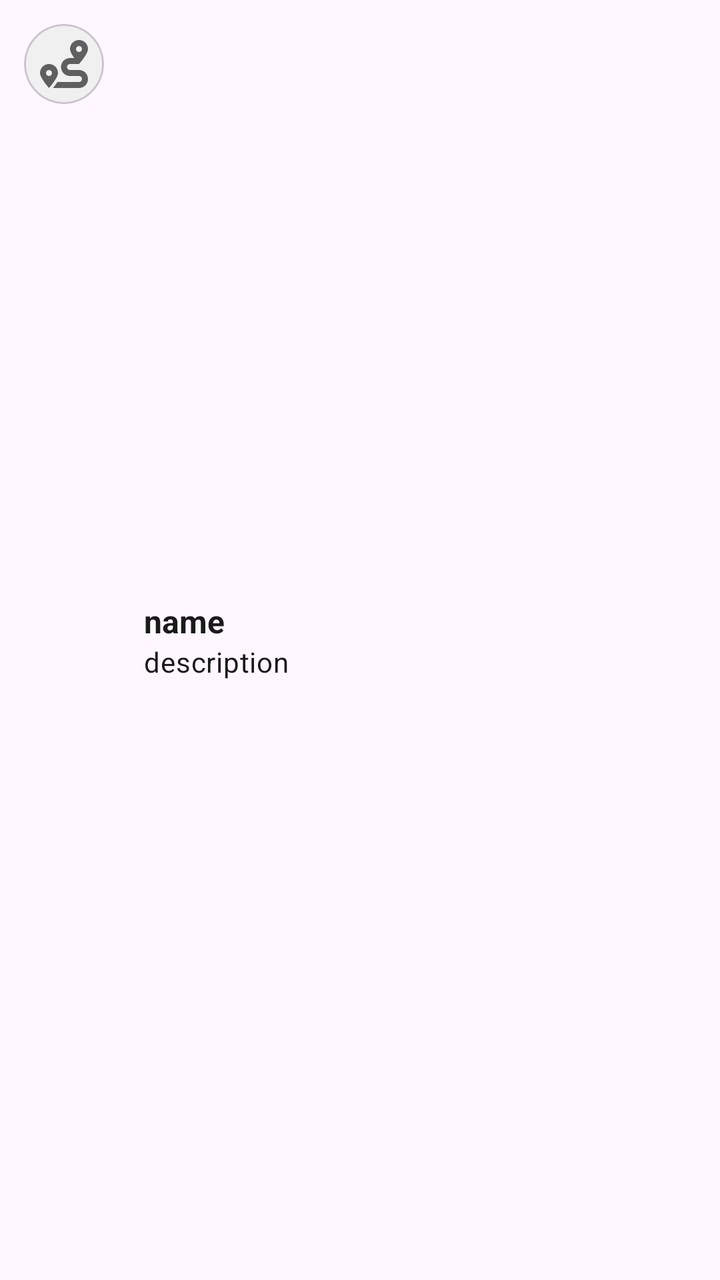
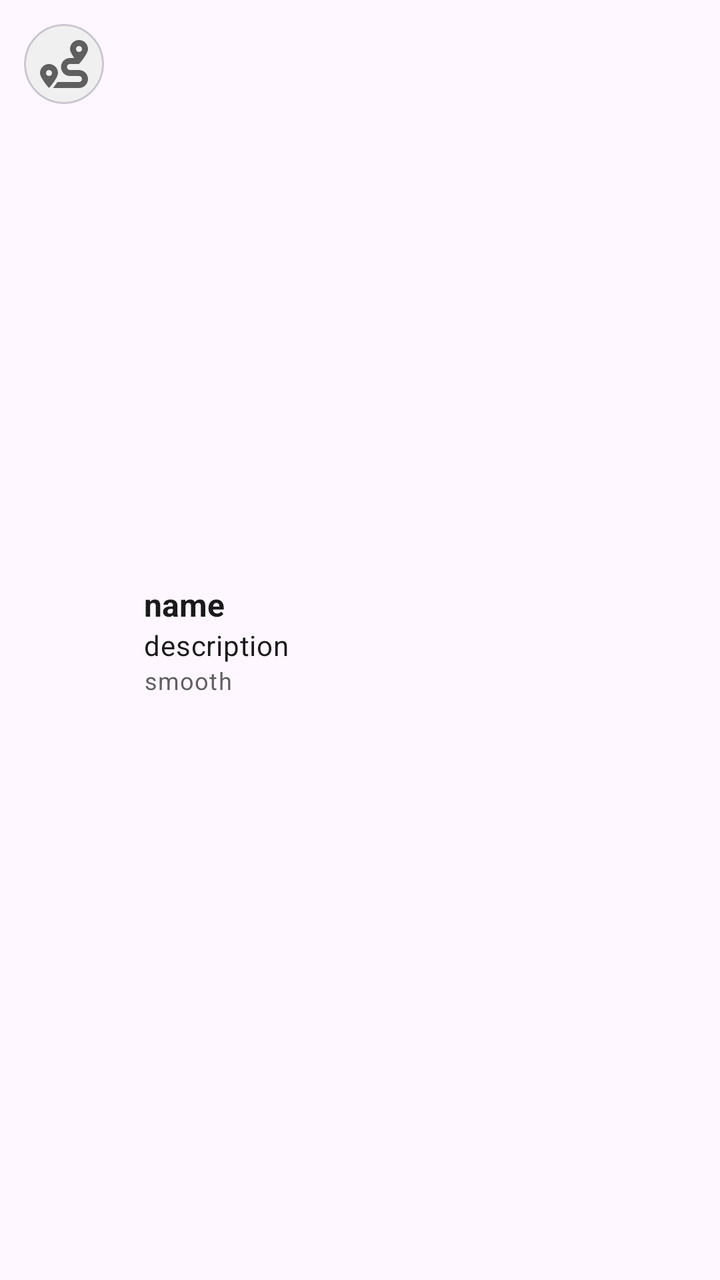

Screens rendered from an Android XML layout before and after an edit, with the pre-edit source and the edit as a unified diff.
<!-- AndroidManifest.xml: application theme AppTheme -->
<!-- res/layout/layout_route_item.xml -->
<?xml version="1.0" encoding="utf-8"?>
<LinearLayout xmlns:android="http://schemas.android.com/apk/res/android"
    xmlns:app="http://schemas.android.com/apk/res-auto"
    android:layout_width="match_parent"
    android:layout_height="wrap_content"
    android:orientation="horizontal">

    <com.google.android.material.card.MaterialCardView
        android:id="@+id/appn_icon_card"
        android:layout_width="wrap_content"
        android:layout_height="wrap_content"
        android:layout_margin="12dp"
        app:cardBackgroundColor="?attr/colorSurfaceVariant"
        app:cardCornerRadius="24dp"
        app:contentPadding="8dp">

        <androidx.appcompat.widget.AppCompatImageView
            android:id="@+id/app_icon"
            android:layout_width="wrap_content"
            android:layout_height="wrap_content"
            android:src="@drawable/baseline_route_24"
            app:tint="?attr/colorOnSurfaceVariant"
            app:tintMode="src_in" />

    </com.google.android.material.card.MaterialCardView>

    <LinearLayout
        android:padding="8dp"
        android:layout_marginTop="12dp"
        android:layout_marginBottom="12dp"
        android:layout_width="match_parent"
        android:layout_height="wrap_content"
        android:orientation="vertical"
        android:layout_gravity="center_vertical">

        <com.google.android.material.textview.MaterialTextView
            android:id="@+id/name"
            android:layout_width="wrap_content"
            android:layout_height="wrap_content"
            android:gravity="center"
            android:text="name"
            android:textAppearance="@style/TextAppearance.AppCompat.Subhead"
            android:textColor="?attr/colorOnSurface"
            android:textStyle="bold"
            app:emojiCompatEnabled="true" />

        <TextView
            android:id="@+id/desc"
            android:layout_width="match_parent"
            android:layout_height="wrap_content"
            android:text="description"
            android:textAppearance="@style/TextAppearance.Material3.BodyMedium"
            android:textColor="?attr/colorOnSurface"
            android:maxLines="1"
            android:ellipsize="end"/>
    </LinearLayout>

</LinearLayout>
<!-- resources referenced by this layout -->
<resources>
  <!-- drawable baseline_route_24 (drawable) -->
  <vector xmlns:android="http://schemas.android.com/apk/res/android"
      android:width="24dp"
      android:height="24dp"
      android:viewportWidth="1024"
      android:viewportHeight="1024">
    <path
        android:pathData="M832,640h-192c-35.2,0 -64,-28.8 -64,-64s28.8,-64 64,-64h192s192,-214 192,-320 -86,-192 -192,-192 -192,86 -192,192c0,51 44.4,126.8 90.6,192L640,384c-105.8,0 -192,86.2 -192,192s86.2,192 192,192h192c35.2,0 64,28.8 64,64s-28.8,64 -64,64L371,896c-32,49.6 -67.6,95.4 -94.6,128L832,1024c105.8,0 192,-86.2 192,-192s-86.2,-192 -192,-192zM832,128c35.4,0 64,28.6 64,64s-28.6,64 -64,64 -64,-28.6 -64,-64 28.6,-64 64,-64zM192,512c-106,0 -192,86 -192,192s192,320 192,320 192,-214 192,-320 -86,-192 -192,-192zM192,768c-35.4,0 -64,-28.6 -64,-64s28.6,-64 64,-64 64,28.6 64,64 -28.6,64 -64,64z"
        android:fillColor="#ffffff"/>
  </vector>
  <style name="AppTheme" parent="Theme.Material3.Light.NoActionBar">
          
          <item name="colorPrimary">#5F5F5F</item>
          <item name="colorOnPrimary">#FFFFFF</item>
          <item name="colorPrimaryContainer">#E0E0E0</item>
          <item name="colorOnPrimaryContainer">#1E1E1E</item>
          <item name="colorSecondary">#494949</item>
          <item name="colorOnSecondary">#FFFFFF</item>
          <item name="colorSecondaryContainer">#E7E7E7</item>
          <item name="colorOnSecondaryContainer">#2A2A2A</item>
          <item name="colorSurface">#FFFFFF</item>
          <item name="colorOnSurface">#1A1A1A</item>
          <item name="colorSurfaceVariant">#F0F0F0</item>
          <item name="colorOnSurfaceVariant">#5F5F5F</item>
          <item name="colorOutline">#747474</item>
  
          
          <item name="portalFabIconTint">#1A1A1A</item>
  
          
          <item name="android:statusBarColor">@android:color/transparent</item>
          <item name="android:windowDrawsSystemBarBackgrounds">true</item>
          <item name="android:windowTranslucentStatus">true</item>
          <item name="windowActionModeOverlay">true</item>
          <item name="windowActionBar">false</item>
          <item name="windowNoTitle">true</item>
  
          
          <item name="searchViewStyle">@style/Portal.SearchViewStyle</item>
          <item name="sliderStyle">@style/Portal.SliderTheme</item>
          <item name="android:popupMenuStyle">@style/PortalPopupMenuStyle</item>
      </style>
  <style name="Portal.SearchViewStyle" parent="Widget.AppCompat.SearchView" />
  <style name="Portal.SliderTheme" parent="Widget.Material3.Slider" />
  <style name="PortalPopupMenuStyle" parent="Widget.Material3.PopupMenu">
          <item name="android:popupAnimationStyle">@style/PortalPopupAnimation</item>
      </style>
  <style name="PortalPopupAnimation">
          <item name="android:windowEnterAnimation">@anim/popup_in_top_end</item>
          <item name="android:windowExitAnimation">@anim/popup_out_top_end</item>
      </style>
</resources>

<!-- the commit's change to res/layout/layout_route_item.xml (unified diff, before → after) -->
@@ -53,6 +53,16 @@
             android:textColor="?attr/colorOnSurface"
             android:maxLines="1"
             android:ellipsize="end"/>
+
+        <TextView
+            android:id="@+id/smooth_desc"
+            android:layout_width="match_parent"
+            android:layout_height="wrap_content"
+            android:text="smooth"
+            android:textAppearance="@style/TextAppearance.Material3.BodySmall"
+            android:textColor="?attr/colorOnSurfaceVariant"
+            android:maxLines="1"
+            android:ellipsize="end"/>
     </LinearLayout>
 
 </LinearLayout>
